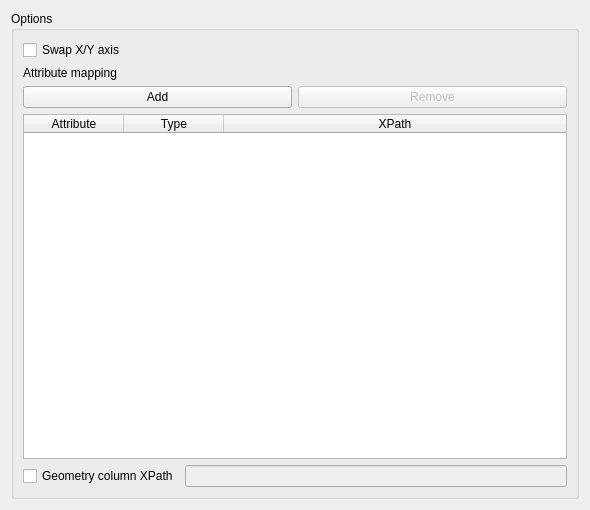
This is gml_application_schema_toolbox/ui/import_xml_panel.ui in BRGM/gml_application_schema_toolbox as Qt 5 draws it before an edit. The edited form follows.
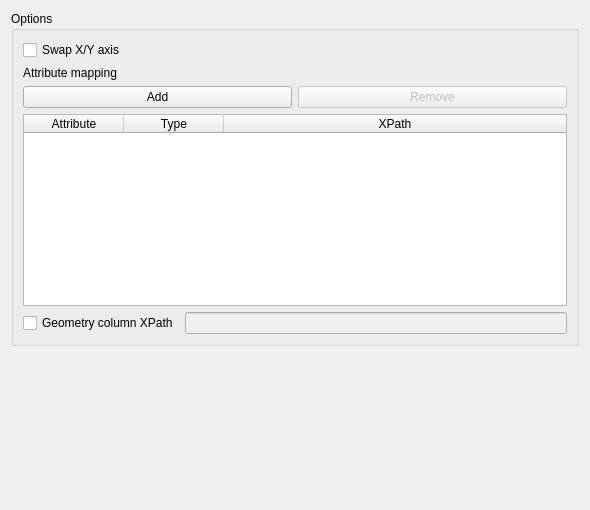
This is the edited form. Custom widgets are drawn as their Qt base class.

Commit message: Add vertical spacers

Diff of the .ui file:
```diff
--- a/gml_application_schema_toolbox/ui/import_xml_panel.ui
+++ b/gml_application_schema_toolbox/ui/import_xml_panel.ui
@@ -101,6 +101,19 @@
      </layout>
     </widget>
    </item>
+   <item>
+    <spacer name="verticalSpacer">
+     <property name="orientation">
+      <enum>Qt::Vertical</enum>
+     </property>
+     <property name="sizeHint" stdset="0">
+      <size>
+       <width>20</width>
+       <height>40</height>
+      </size>
+     </property>
+    </spacer>
+   </item>
   </layout>
  </widget>
  <customwidgets>
```
The commit also changes 2 other files.
